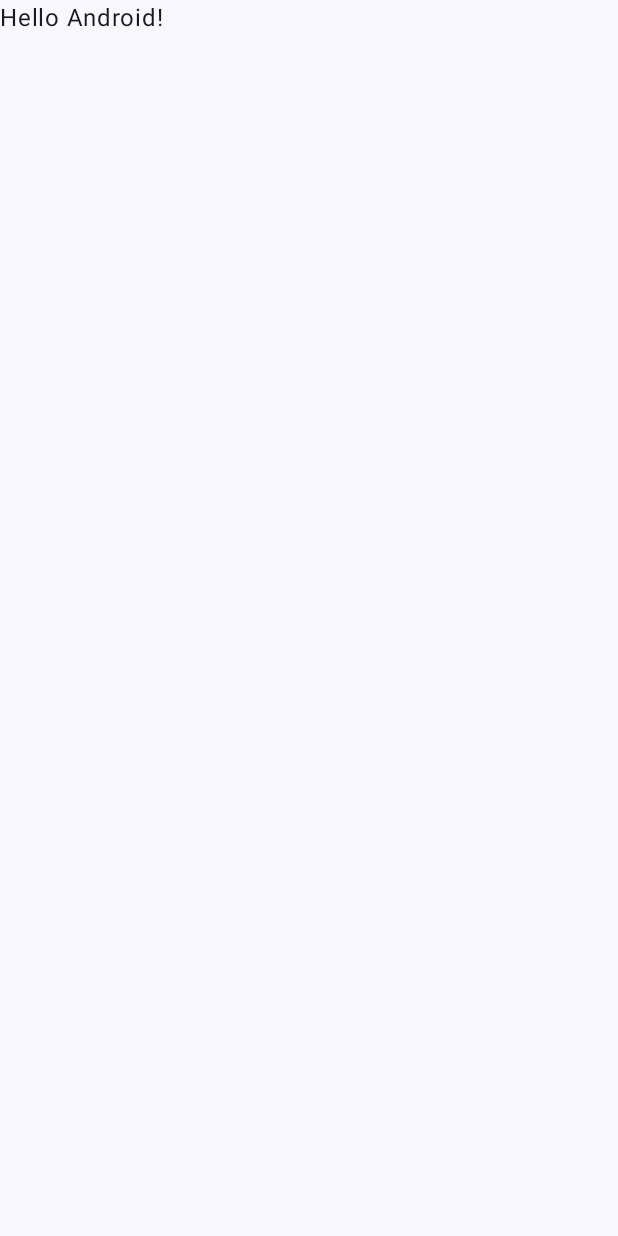
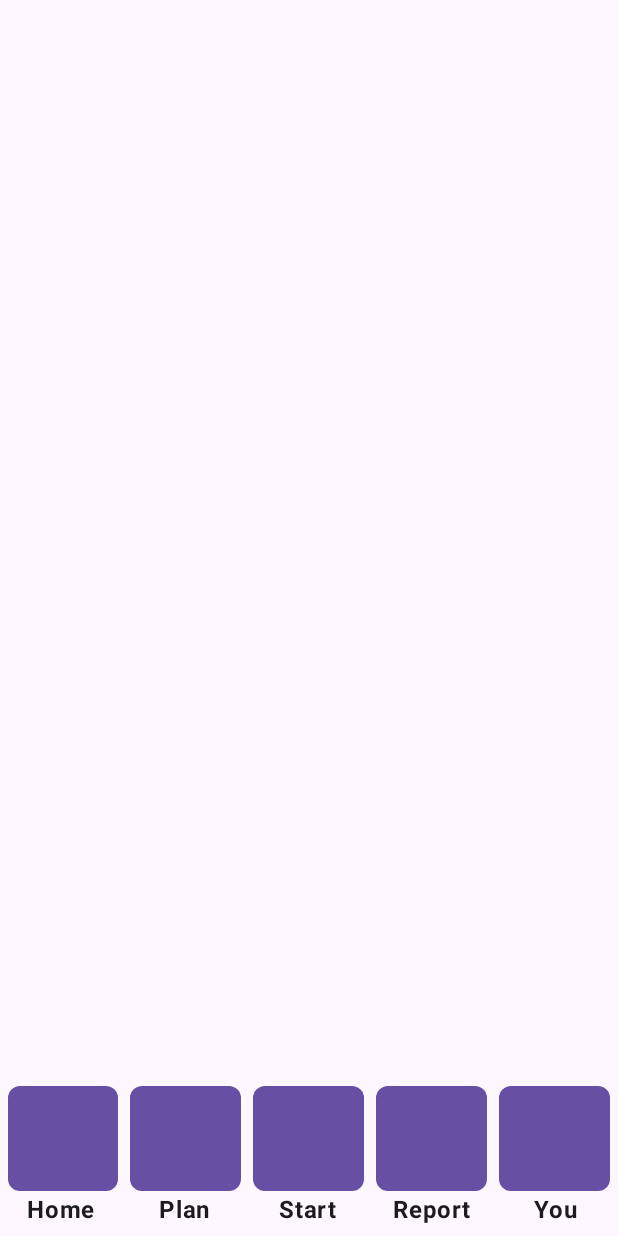
Before and after one commit to rejzoo/WorkoutTracker, an Android app built with Jetpack Compose: the screen it shows after launch (MainActivity), on a phone screen of 412 x 824 dp. Before the commit the screen is almost empty. Run offline under Robolectric (Android 15) with nearby library versions, the phone set to English and light mode, and no system bars.

Commit message:
Pridany navigancy bar s tlacidlami

```diff
--- a/app/src/main/java/com/example/workouttracker/MainActivity.kt
+++ b/app/src/main/java/com/example/workouttracker/MainActivity.kt
@@ -1,46 +1,125 @@
+
 package com.example.workouttracker
 
 import android.os.Bundle
 import androidx.activity.ComponentActivity
 import androidx.activity.compose.setContent
+import androidx.compose.foundation.layout.Arrangement
+import androidx.compose.foundation.layout.Column
+import androidx.compose.foundation.layout.Row
 import androidx.compose.foundation.layout.fillMaxSize
+import androidx.compose.foundation.layout.fillMaxWidth
+import androidx.compose.foundation.layout.height
+import androidx.compose.foundation.layout.padding
+import androidx.compose.foundation.shape.RoundedCornerShape
+import androidx.compose.material3.Button
 import androidx.compose.material3.MaterialTheme
 import androidx.compose.material3.Surface
 import androidx.compose.material3.Text
 import androidx.compose.runtime.Composable
+import androidx.compose.ui.Alignment
 import androidx.compose.ui.Modifier
+import androidx.compose.ui.text.font.FontWeight
 import androidx.compose.ui.tooling.preview.Preview
-import com.example.workouttracker.ui.theme.WorkoutTrackerTheme
+import androidx.compose.ui.unit.dp
 
 class MainActivity : ComponentActivity() {
     override fun onCreate(savedInstanceState: Bundle?) {
         super.onCreate(savedInstanceState)
         setContent {
-            WorkoutTrackerTheme {
-                // A surface container using the 'background' color from the theme
+            MaterialTheme {
                 Surface(
                     modifier = Modifier.fillMaxSize(),
                     color = MaterialTheme.colorScheme.background
                 ) {
-                    Greeting("Android")
+                    WorkouTracker()
                 }
             }
         }
     }
 }
 
+@Preview
 @Composable
-fun Greeting(name: String, modifier: Modifier = Modifier) {
-    Text(
-        text = "Hello $name!",
-        modifier = modifier
-    )
+fun WorkouTracker() {
+    NavigationBar()
 }
 
-@Preview(showBackground = true)
 @Composable
-fun GreetingPreview() {
-    WorkoutTrackerTheme {
-        Greeting("Android")
+fun NavigationBar() {
+    Row(
+        modifier = Modifier
+            .fillMaxWidth()
+            .padding(bottom = 30.dp)
+            .padding(horizontal = 5.dp),
+        horizontalArrangement = Arrangement.spacedBy(8.dp),
+        verticalAlignment = Alignment.Bottom
+    ) {
+
+        Button(
+            onClick = { test() },
+            shape = RoundedCornerShape(8.dp),
+            modifier = Modifier.weight(1f)
+                .height(70.dp)
+        ) {
+        }
+
+        Button(
+            onClick = { test() },
+            shape = RoundedCornerShape(8.dp),
+            modifier = Modifier.weight(1f)
+                .height(70.dp)
+        ) {
+        }
+
+        Button(
+            onClick = { test() },
+            shape = RoundedCornerShape(8.dp),
+            modifier = Modifier.weight(1f)
+                .height(70.dp)
+        ) {
+        }
+
+        Button(
+            onClick = { test() },
+            shape = RoundedCornerShape(8.dp),
+            modifier = Modifier.weight(1f)
+                .height(70.dp)
+        ) {
+        }
+
+        Button(
+            onClick = { test() },
+            shape = RoundedCornerShape(8.dp),
+            modifier = Modifier.weight(1f)
+                .height(70.dp)
+        ) {
+        }
+    }
+
+    val texts = listOf("Home", "Plan", "Start", "Report", "You")
+
+    Row(
+        modifier = Modifier.fillMaxWidth()
+            .padding(vertical = 5.dp),
+        horizontalArrangement = Arrangement.SpaceEvenly,
+        verticalAlignment = Alignment.Bottom
+    ) {
+        texts.forEach { text ->
+            Column(
+                modifier = Modifier.weight(1f),
+                horizontalAlignment = Alignment.CenterHorizontally
+            ) {
+                Text(
+                    text = text,
+                    fontWeight = FontWeight.Bold // Set the text to bold
+                )
+            }
+        }
     }
 }
+
+fun test()
+{
+    print("CLICK")
+}
```
